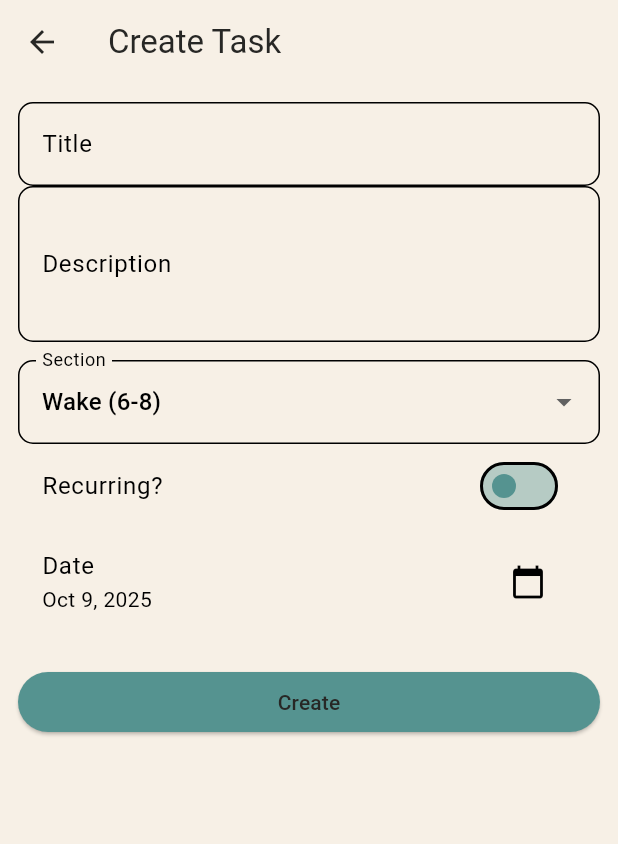
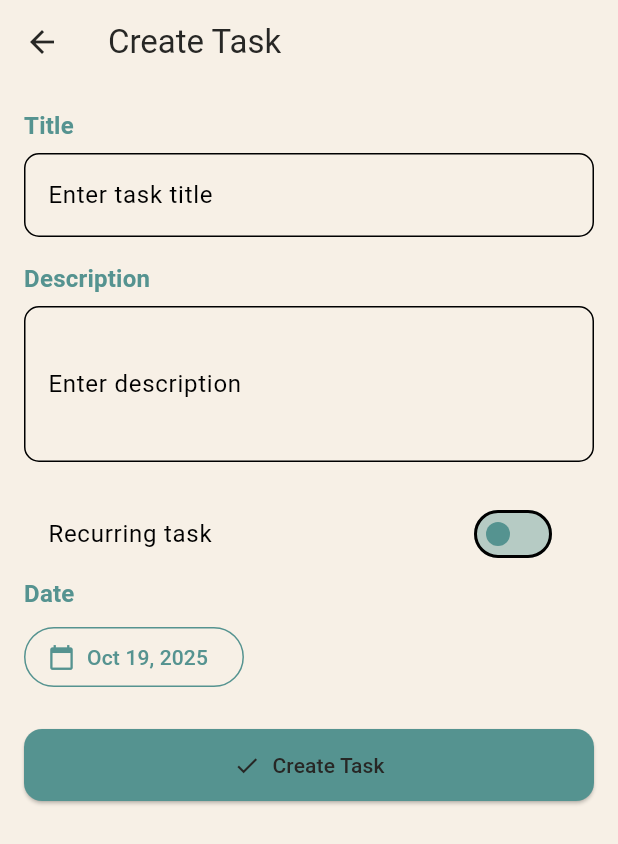
Before and after one commit to Club-Team/planner, a Flutter app: the screen it shows after launch, after a tap on the "add" icon, on a phone screen of 412 x 824 dp. Shown: the top 844 px of the screen. Run offline on Flutter 3.47's test engine with Material 3 defaults, Android fonts, the phone set to English and light mode, and no system bars; our stand-ins replace image_picker, shared_preferences, sqflite, sqflite_common_ffi; accounts and stored records are empty.

Commit message:
replaced create with edit screen

```diff
--- a/lib/screens/planner_screen.dart
+++ b/lib/screens/planner_screen.dart
@@ -5,7 +5,7 @@ import 'package:dayline_planner/providers/task_provider.dart';
 import 'package:dayline_planner/models/task_model.dart';
 import 'package:dayline_planner/widgets/horizontal_dates.dart';
 import 'package:dayline_planner/widgets/task_tile.dart';
-import 'create_task_screen.dart';
+import 'edit_task_screen.dart';
 
 class PlannerScreen extends StatefulWidget {
   static const routeName = '/planner';
@@ -72,7 +72,9 @@ class _PlannerScreenState extends State<PlannerScreen> {
       ),
       floatingActionButton: FloatingActionButton(
         onPressed: () async {
-          await Navigator.pushNamed(context, CreateTaskScreen.routeName);
+          await Navigator.push(context, MaterialPageRoute(
+                                          builder: (_) => EditTaskScreen(task: null),
+                                        ));
         },
         child: const Icon(Icons.add),
       ),
@@ -133,10 +135,11 @@ class _PlannerScreenState extends State<PlannerScreen> {
                                     icon: const Icon(Icons.add),
                                     color: Theme.of(context).colorScheme.primary,
                                     onPressed: () {
-                                      Navigator.pushNamed(
+                                      Navigator.push(
                                         context,
-                                        CreateTaskScreen.routeName,
-                                        arguments: {'defaultDate': day, 'defaultSection': s},
+                                        MaterialPageRoute(
+                                          builder: (_) => EditTaskScreen(task: null),
+                                        )
                                       );
                                     },
                                   )
```
